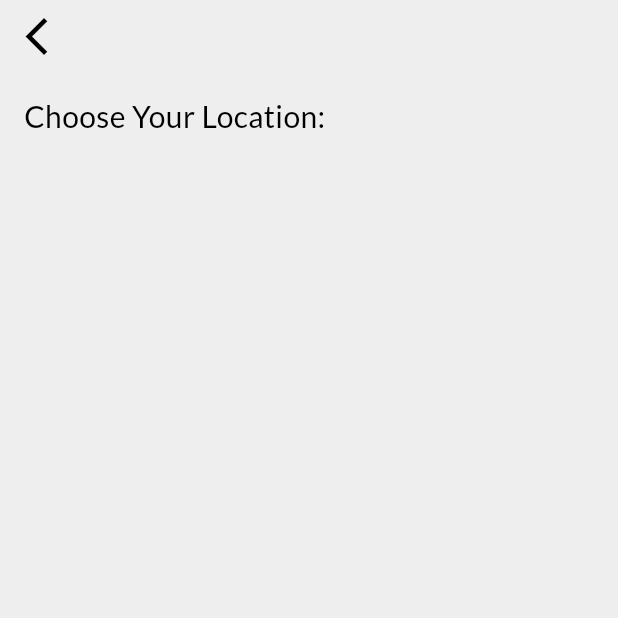
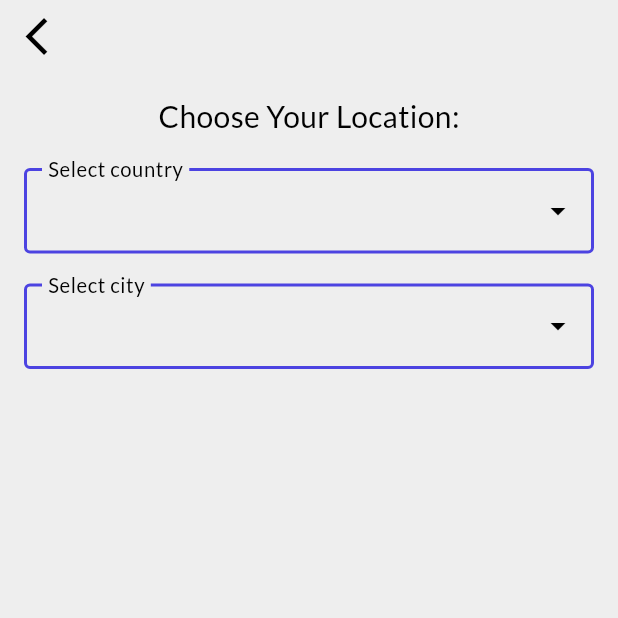
Before and after one commit to GrigoriSaki/weather_app, a Flutter app: the screen it shows after launch, in the side drawer, after a tap on "Location", on a phone screen of 412 x 824 dp, the top half of it. Run offline on Flutter 3.47's test engine with Material 3 defaults, Android fonts, the phone set to English and light mode, and no system bars; drawn by our look-alikes of dropdown_search; our stand-ins replace flutter_local_notifications, flutter_timezone, font_awesome_flutter, google_fonts, shared_preferences, sliding_up_panel and 1 more.

Commit message:
added location forms

```diff
--- a/lib/components/drawer/my_drawer.dart
+++ b/lib/components/drawer/my_drawer.dart
@@ -98,10 +98,8 @@ class MyDrawer extends StatelessWidget {
               title: "Location",
               onTap: () {
                 Navigator.pop(context);
-                Navigator.push(
-                    context,
-                    MaterialPageRoute(
-                        builder: (context) => const LocationPage()));
+                Navigator.push(context,
+                    MaterialPageRoute(builder: (context) => LocationPage()));
               }),
           divider,
           const SizedBox(height: 15),
--- /dev/null
+++ b/lib/components/services/choose_location_service.dart
@@ -0,0 +1,28 @@
+class ChooseLocation {
+  List<String> cities = [
+    'London',
+    'New York',
+    'Tokyo',
+    'Paris',
+    'Berlin',
+    'Sydney',
+    'Toronto',
+    'Dubai',
+    'Singapore',
+    'Barcelona',
+    'Los Angeles',
+  ];
+  List<String> countries = [
+    'United Kingdom',
+    'United States',
+    'Japan',
+    'France',
+    'Germany',
+    'Australia',
+    'Canada',
+    'United Arab Emirates',
+    'Singapore',
+    'Spain',
+    'United States',
+  ];
+}
--- a/lib/pages/location_page.dart
+++ b/lib/pages/location_page.dart
@@ -1,8 +1,20 @@
+import 'package:dropdown_search/dropdown_search.dart';
 import 'package:flutter/material.dart';
 import 'package:google_fonts/google_fonts.dart';
+import 'package:weather_app/components/services/choose_location_service.dart';
 
-class LocationPage extends StatelessWidget {
-  const LocationPage({super.key});
+class LocationPage extends StatefulWidget {
+  LocationPage({super.key});
+
+  @override
+  State<LocationPage> createState() => _LocationPageState();
+}
+
+class _LocationPageState extends State<LocationPage> {
+  ChooseLocation chooseLocation = ChooseLocation();
+
+  String selectedCity = "";
+  String selectedCountry = "";
 
   @override
   Widget build(BuildContext context) {
@@ -34,6 +46,99 @@ class LocationPage extends StatelessWidget {
                           fontSize: 20,
                           color: Theme.of(context).colorScheme.onSurface),
                     ),
+                    SizedBox(height: 20),
+
+                    // Dropdown for country selection
+                    DropdownSearch<String>(
+                      // This is what is displayed on the list
+                      items: (filter, InfiniteScrollProps) async {
+                        return chooseLocation.countries;
+                      },
+
+                      //control of displayed item
+                      dropdownBuilder: (context, selectedItem) {
+                        return Text(selectedItem ?? "",
+                            style: GoogleFonts.lato(
+                                fontSize: 18,
+                                color:
+                                    Theme.of(context).colorScheme.onSurface));
+                      },
+
+                      //this displays the form
+                      enabled: true,
+
+                      //what is displayed after selecting the item
+                      selectedItem: selectedCountry,
+
+                      //decoration of the form
+                      decoratorProps: DropDownDecoratorProps(
+                          decoration: InputDecoration(
+                              border: OutlineInputBorder(),
+                              focusedBorder: OutlineInputBorder(
+                                  borderSide: BorderSide(
+                                      width: 3,
+                                      color: Theme.of(context)
+                                          .colorScheme
+                                          .primary)),
+                              enabledBorder: OutlineInputBorder(
+                                  borderSide: BorderSide(
+                                      width: 2,
+                                      color: Theme.of(context)
+                                          .colorScheme
+                                          .primary)),
+                              label: Text("Select country",
+                                  style: GoogleFonts.lato(
+                                      fontSize: 18,
+                                      color: Theme.of(context)
+                                          .colorScheme
+                                          .onSurface)))),
+                    ),
+                    const SizedBox(height: 20),
+                    // Dropdown for country selection
+                    DropdownSearch<String>(
+                      // This is what is displayed on the list
+                      items: (filter, InfiniteScrollProps) async {
+                        return chooseLocation.cities;
+                      },
+
+                      //control of displayed item
+                      dropdownBuilder: (context, selectedItem) {
+                        return Text(selectedItem ?? "",
+                            style: GoogleFonts.lato(
+                                fontSize: 18,
+                                color:
+                                    Theme.of(context).colorScheme.onSurface));
+                      },
+
+                      //this displays the form
+                      enabled: true,
+
+                      //what is displayed after selecting the item
+                      selectedItem: selectedCity,
+
+                      //decoration of the form
+                      decoratorProps: DropDownDecoratorProps(
+                          decoration: InputDecoration(
+                              border: OutlineInputBorder(),
+                              focusedBorder: OutlineInputBorder(
+                                  borderSide: BorderSide(
+                                      width: 3,
+                                      color: Theme.of(context)
+                                          .colorScheme
+                                          .primary)),
+                              enabledBorder: OutlineInputBorder(
+                                  borderSide: BorderSide(
+                                      width: 2,
+                                      color: Theme.of(context)
+                                          .colorScheme
+                                          .primary)),
+                              label: Text("Select city",
+                                  style: GoogleFonts.lato(
+                                      fontSize: 18,
+                                      color: Theme.of(context)
+                                          .colorScheme
+                                          .onSurface)))),
+                    ),
                   ],
                 ),
               )
--- a/pubspec.yaml
+++ b/pubspec.yaml
@@ -42,6 +42,7 @@ dependencies:
   timezone: ^0.10.0
   flutter_timezone: ^4.1.0
   shared_preferences: ^2.5.3
+  dropdown_search: ^6.0.2
 
 dev_dependencies:
   flutter_test:
```
Also changed, not shown: pubspec.lock.
